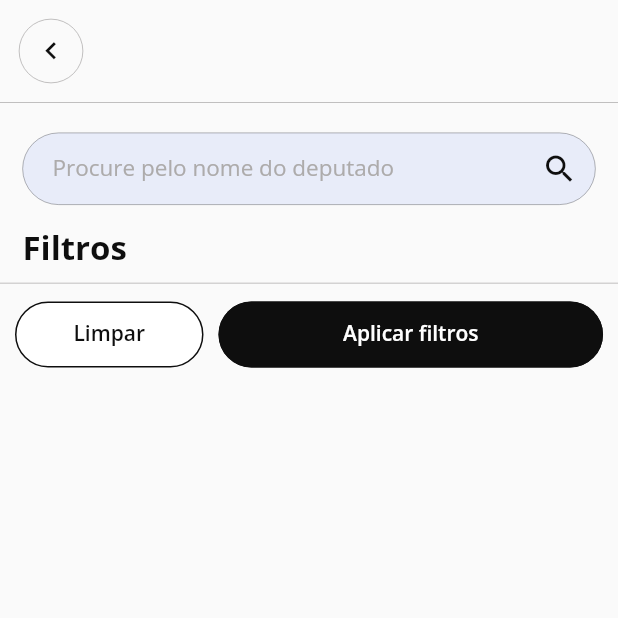
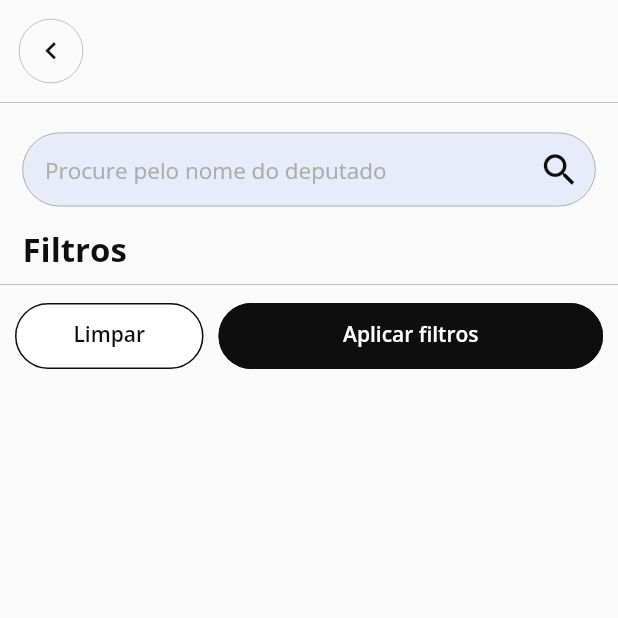
Before and after one commit to rafaelzorn/brasil_transparente_flutter, a Flutter app: the SearchPage screen opened by its route, on a phone screen of 412 x 824 dp, the top half of it. Run offline on Flutter 3.47's test engine with Material 2 defaults, Android fonts, the light colour scheme and no system bars; our stand-ins replace dio, flutter_dotenv, get, google_fonts, lazy_load_scrollview, transparent_image; network calls fail.

Commit message:
Feat: Page search

```diff
--- a/lib/app/modules/search/pages/widgets/input_search_widget.dart
+++ b/lib/app/modules/search/pages/widgets/input_search_widget.dart
@@ -14,44 +14,40 @@ class InputSearchWidget extends StatelessWidget {
   }) : super(key: key);
 
   Widget _renderContent() {
-    return Stack(
-      children: <Widget>[
-        TextField(
+    return TextField(
+      autocorrect: false,
       controller: this.controller,
       keyboardType: TextInputType.text,
+      textCapitalization: TextCapitalization.sentences,
+      textInputAction: TextInputAction.done,
       style: TextHelper.style(
         fontSize: 15,
         color: BtColorTheme.COD_GRAY,
+        height: 1.3,
       ),
-          textCapitalization: TextCapitalization.sentences,
-          textInputAction: TextInputAction.done,
       decoration: InputDecoration(
-            enabledBorder: OutlineInputBorder(
-              borderSide: BorderSide(
-                color: BtColorTheme.COD_GRAY,
-                width: 0.2,
-              ),
-              borderRadius: BorderRadius.all(Radius.circular(30)),
-            ),
-            focusedBorder: OutlineInputBorder(
-              borderSide: BorderSide(
-                color: BtColorTheme.COD_GRAY,
-                width: 0.2,
-              ),
-              borderRadius: BorderRadius.all(Radius.circular(30)),
-            ),
-            suffixIcon: Icon(Icons.search, color: BtColorTheme.COD_GRAY),
-            contentPadding: EdgeInsets.fromLTRB(20, 15, 8, 15),
         hintText: StringResource.SEARCH_FOR_THE_DEPUTY_NAME,
         hintStyle: TextHelper.style(
           fontSize: 15,
           color: BtColorTheme.SILVER_CHALICE,
         ),
+        suffixIcon: Icon(
+          Icons.search,
+          color: BtColorTheme.COD_GRAY,
+          size: 28,
+        ),
+        enabledBorder: OutlineInputBorder(
+          borderSide: BorderSide(color: BtColorTheme.COD_GRAY, width: 0.2),
+          borderRadius: BorderRadius.all(Radius.circular(30)),
+        ),
+        focusedBorder: OutlineInputBorder(
+          borderSide: BorderSide(color: BtColorTheme.COD_GRAY, width: 0.2),
+          borderRadius: BorderRadius.all(Radius.circular(30)),
+        ),
         filled: true,
         fillColor: BtColorTheme.LINK_WATER,
+        contentPadding: EdgeInsets.fromLTRB(15, 15, 8, 15),
       ),
-        ),
-      ],
     );
   }
 
```
Lines whose indentation alone changed are shown as unchanged.
